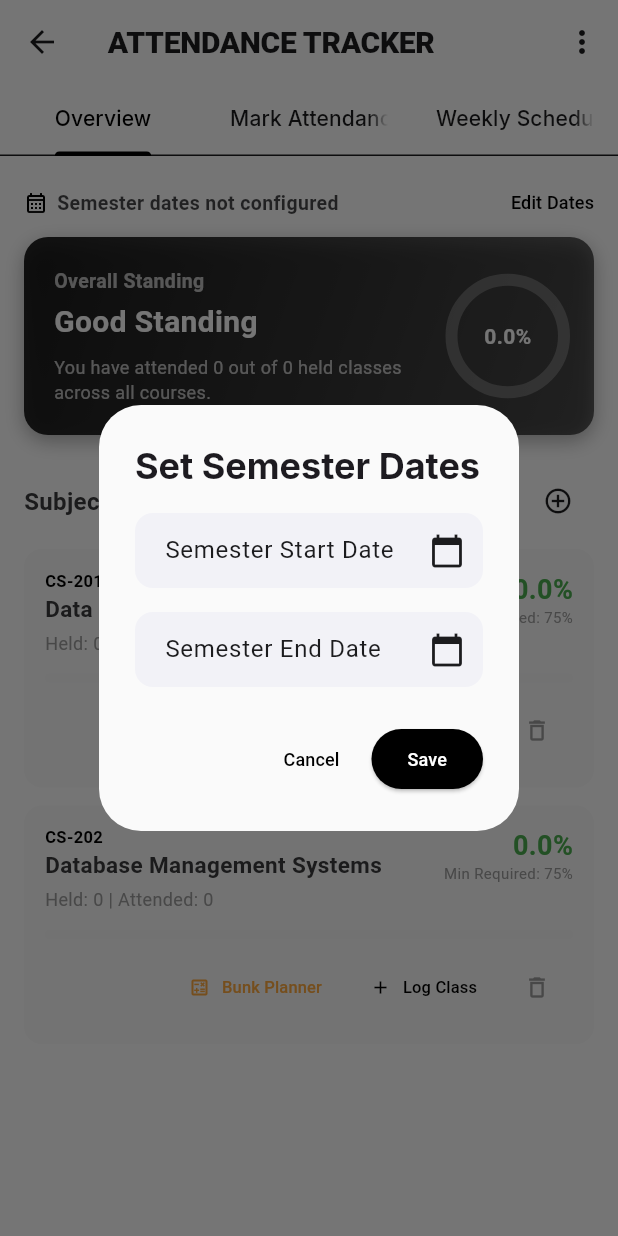
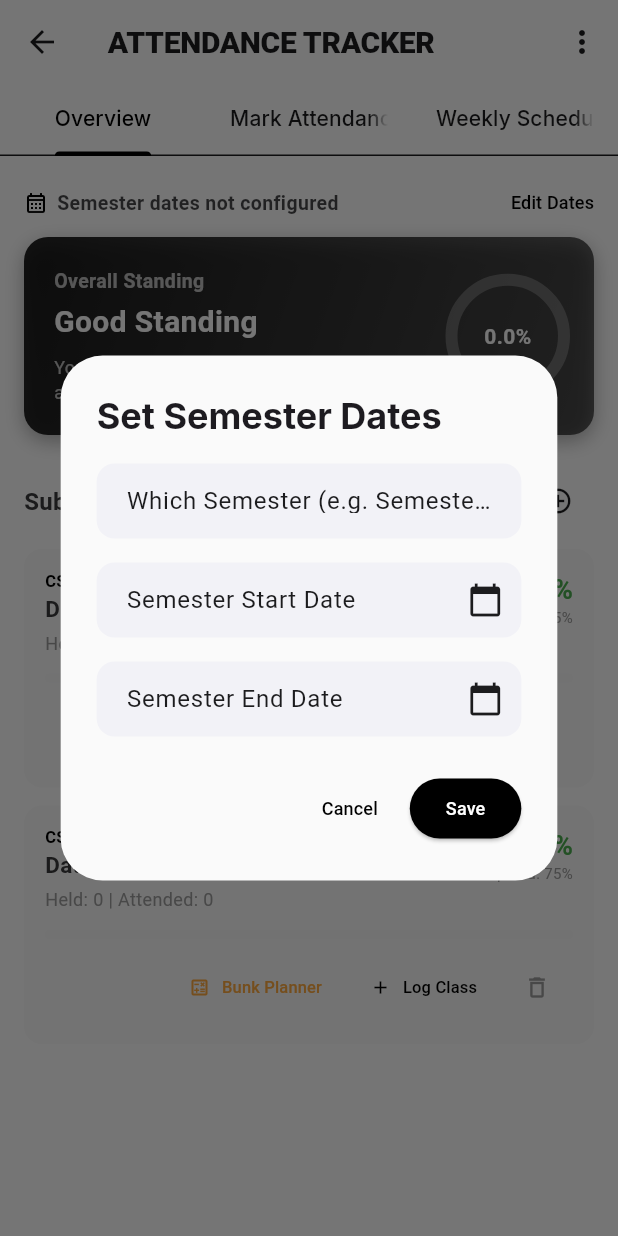
Before and after one commit to WTYeshh/Atlas, a Flutter app: the AttendanceDashboardScreen screen opened directly, after a tap on "Edit Dates", on a phone screen of 412 x 824 dp. Run offline on Flutter 3.47's test engine with Material 3 defaults, Android fonts, the phone set to English and light mode, and no system bars; our stand-ins replace flutter_local_notifications, flutter_riverpod, flutter_secure_storage, google_fonts, google_sign_in, image_picker and 3 more; missing offline and left inert: extension_google_sign_in_as_googleapis_auth, googleapis; accounts and stored records are empty.

Commit message:
Add Which Semester custom input field to dates dialog and archive flow

```diff
--- a/lib/providers/attendance_provider.dart
+++ b/lib/providers/attendance_provider.dart
@@ -15,6 +15,7 @@ class AttendanceState {
   final List<AttendanceLogModel> logs;
   final String? semesterStartDate;
   final String? semesterEndDate;
+  final String? semesterName;
   final bool isLoading;
   final bool isOnline;
 
@@ -24,6 +25,7 @@ class AttendanceState {
     this.logs = const [],
     this.semesterStartDate,
     this.semesterEndDate,
+    this.semesterName,
     this.isLoading = false,
     this.isOnline = true,
   });
@@ -34,6 +36,7 @@ class AttendanceState {
     List<AttendanceLogModel>? logs,
     String? semesterStartDate,
     String? semesterEndDate,
+    String? semesterName,
     bool? isLoading,
     bool? isOnline,
   }) {
@@ -43,6 +46,7 @@ class AttendanceState {
       logs: logs ?? this.logs,
       semesterStartDate: semesterStartDate ?? this.semesterStartDate,
       semesterEndDate: semesterEndDate ?? this.semesterEndDate,
+      semesterName: semesterName ?? this.semesterName,
       isLoading: isLoading ?? this.isLoading,
       isOnline: isOnline ?? this.isOnline,
     );
@@ -83,20 +87,23 @@ class AttendanceNotifier extends StateNotifier<AttendanceState> {
     final logs = await _repo.getAttendanceLogs();
     final semStart = await _settingsRepo.getSetting('semester_start_date');
     final semEnd = await _settingsRepo.getSetting('semester_end_date');
+    final semName = await _settingsRepo.getSetting('semester_name');
     state = AttendanceState(
       subjects: subjects,
       slots: slots,
       logs: logs,
       semesterStartDate: semStart,
       semesterEndDate: semEnd,
+      semesterName: semName,
       isLoading: false,
       isOnline: online,
     );
   }
 
-  Future<void> setSemesterDates(String start, String end) async {
+  Future<void> setSemesterDates(String start, String end, String name) async {
     await _settingsRepo.saveSetting('semester_start_date', start);
     await _settingsRepo.saveSetting('semester_end_date', end);
+    await _settingsRepo.saveSetting('semester_name', name);
     await loadAll();
   }
 
--- a/lib/providers/past_semester_provider.dart
+++ b/lib/providers/past_semester_provider.dart
@@ -172,6 +172,7 @@ class PastSemesterNotifier extends StateNotifier<List<PastSemesterModel>> {
       final settingsRepo = SettingsRepository();
       await settingsRepo.deleteSetting('semester_start_date');
       await settingsRepo.deleteSetting('semester_end_date');
+      await settingsRepo.deleteSetting('semester_name');
     }
   }
 }
--- a/lib/screens/attendance_dashboard_screen.dart
+++ b/lib/screens/attendance_dashboard_screen.dart
@@ -180,6 +180,7 @@ class _AttendanceDashboardScreenState extends ConsumerState<AttendanceDashboardS
     final attendanceState = ref.read(attendanceProvider);
     final startController = TextEditingController(text: attendanceState.semesterStartDate ?? '');
     final endController = TextEditingController(text: attendanceState.semesterEndDate ?? '');
+    final nameController = TextEditingController(text: attendanceState.semesterName ?? '');
 
     showDialog(
       context: context,
@@ -188,6 +189,15 @@ class _AttendanceDashboardScreenState extends ConsumerState<AttendanceDashboardS
         content: Column(
           mainAxisSize: MainAxisSize.min,
           children: [
+            TextField(
+              controller: nameController,
+              decoration: const InputDecoration(
+                labelText: 'Which Semester (e.g. Semester 4)',
+                hintText: 'Enter semester name or number',
+              ),
+              textCapitalization: TextCapitalization.words,
+            ),
+            const SizedBox(height: 16),
             TextField(
               controller: startController,
               readOnly: true,
@@ -240,14 +250,15 @@ class _AttendanceDashboardScreenState extends ConsumerState<AttendanceDashboardS
             onPressed: () async {
               final start = startController.text.trim();
               final end = endController.text.trim();
-              if (start.isEmpty || end.isEmpty) {
+              final name = nameController.text.trim();
+              if (start.isEmpty || end.isEmpty || name.isEmpty) {
                 ScaffoldMessenger.of(context).showSnackBar(
-                  const SnackBar(content: Text('Please select both start and end dates.')),
+                  const SnackBar(content: Text('Please fill out all fields.')),
                 );
                 return;
               }
               Navigator.pop(context);
-              await ref.read(attendanceProvider.notifier).setSemesterDates(start, end);
+              await ref.read(attendanceProvider.notifier).setSemesterDates(start, end, name);
             },
             style: ElevatedButton.styleFrom(
               backgroundColor: Theme.of(context).primaryColor,
```
Also changed, not shown: lib/screens/home_screen.dart (+6 -1 lines).
